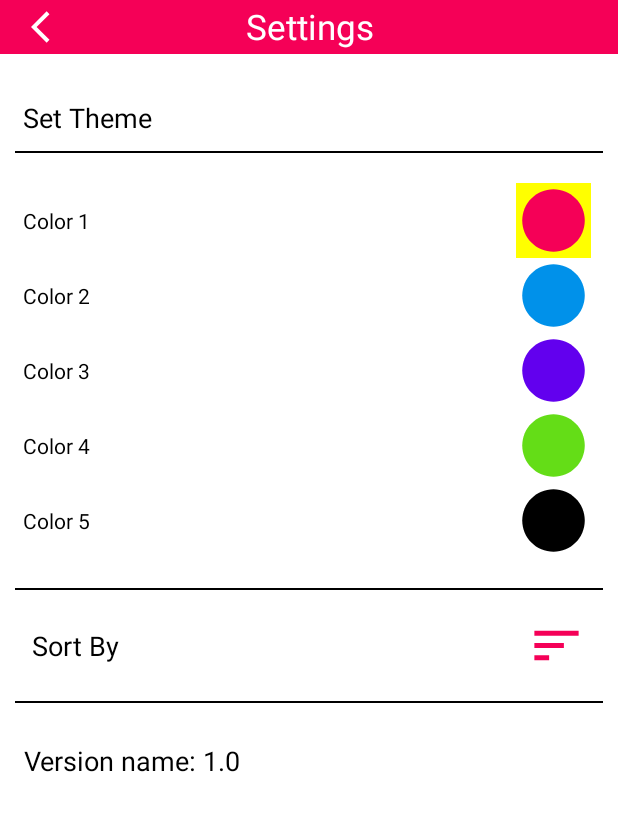
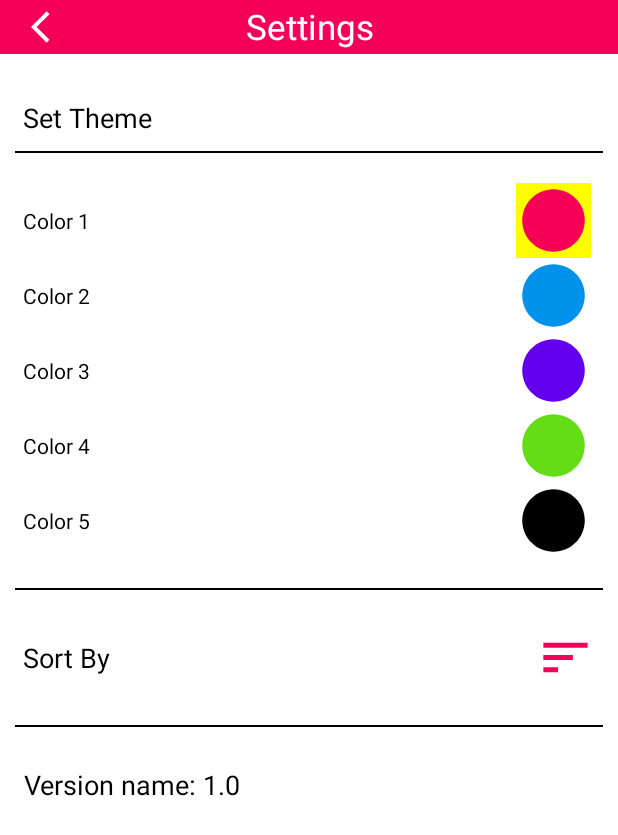
Before and after one commit to kindsundev/SoundGood, an Android app: the SettingActivity screen opened directly, with no data from a screen before it, on a phone screen of 412 x 824 dp. Shown: the top 835 px of the screen. Run offline under Robolectric (Android 15) with nearby library versions, the phone set to English and light mode, and no system bars.

Commit message:
update ui

```diff
--- a/app/src/main/res/layout/activity_selection.xml
+++ b/app/src/main/res/layout/activity_selection.xml
@@ -30,7 +30,7 @@
         <androidx.appcompat.widget.SearchView
             android:id="@+id/searchViewSA"
             android:layout_width="match_parent"
-            android:layout_height="50dp"
+            android:layout_height="45dp"
             android:background="@drawable/custom_search_view"
             android:focusable="false"
             app:iconifiedByDefault="false"
--- a/app/src/main/res/layout/activity_setting.xml
+++ b/app/src/main/res/layout/activity_setting.xml
@@ -188,10 +188,9 @@
     <LinearLayout
         android:layout_width="match_parent"
         android:layout_height="50dp"
-        android:layout_marginVertical="2dp"
         android:background="@color/white"
-        android:orientation="horizontal"
-        android:paddingHorizontal="16dp">
+        android:layout_margin="10dp"
+        android:orientation="horizontal">
 
         <TextView
             android:layout_width="0dp"
```
